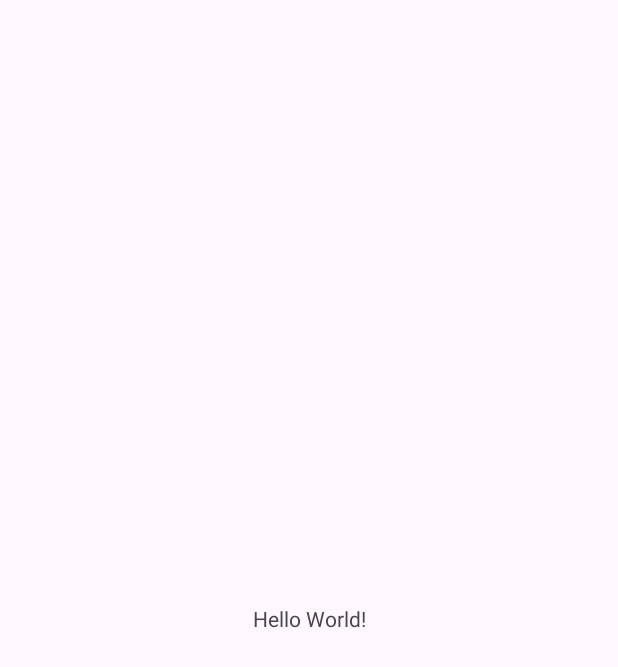
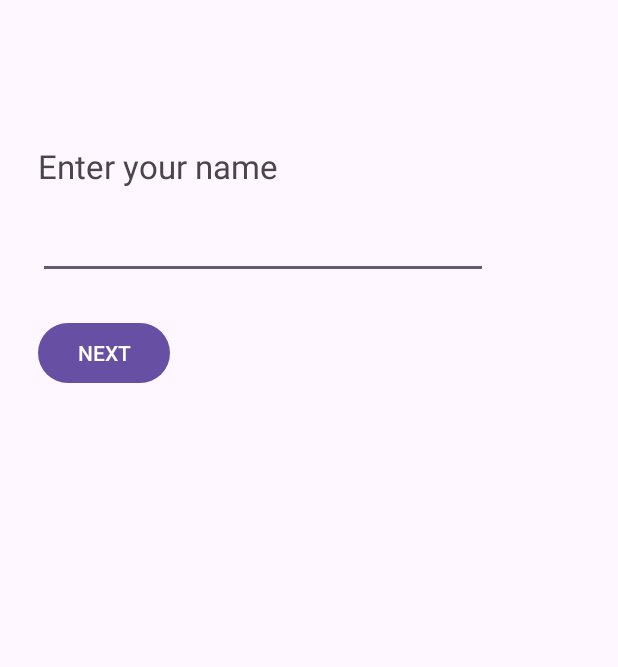
Before and after one commit to javaman97/Lab3, an Android app: the screen it shows after launch (MainActivity), on a phone screen of 412 x 824 dp. Before the commit the part shown is almost empty. Shown: the top 667 px of the screen. Run offline under Robolectric (Android 15) with nearby library versions, the phone set to English and light mode, and no system bars.

Commit message:
Initial Commit

```diff
--- a/app/build.gradle
+++ b/app/build.gradle
@@ -30,6 +30,9 @@ android {
     kotlinOptions {
         jvmTarget = '1.8'
     }
+    buildFeatures{
+        viewBinding = true
+    }
 }
 
 dependencies {
--- a/app/src/main/AndroidManifest.xml
+++ b/app/src/main/AndroidManifest.xml
@@ -13,6 +13,9 @@
         android:theme="@style/Theme.Lab3"
         tools:targetApi="31">
         <activity
+            android:name=".NameActivity"
+            android:exported="false" />
+        <activity
             android:name=".MainActivity"
             android:exported="true">
             <intent-filter>
--- a/app/src/main/java/com/example/lab3/MainActivity.kt
+++ b/app/src/main/java/com/example/lab3/MainActivity.kt
@@ -1,11 +1,52 @@
 package com.example.lab3
 
+import android.content.Context
+import android.content.Intent
+import android.content.SharedPreferences
 import androidx.appcompat.app.AppCompatActivity
 import android.os.Bundle
+import com.example.lab3.databinding.ActivityMainBinding
 
 class MainActivity : AppCompatActivity() {
+
+    private lateinit var binding:ActivityMainBinding
+    private lateinit var sharedPreferences: SharedPreferences
+
     override fun onCreate(savedInstanceState: Bundle?) {
         super.onCreate(savedInstanceState)
-        setContentView(R.layout.activity_main)
+        binding=ActivityMainBinding.inflate(layoutInflater)
+        setContentView(binding.root)
+
+        sharedPreferences = getSharedPreferences("MyPrefs", Context.MODE_PRIVATE)
+
+        binding.btnNext.setOnClickListener {
+            val name = binding.edtText.text.toString()
+            val intent = Intent(this, NameActivity::class.java)
+            intent.putExtra("name",name)
+            startActivityForResult(intent, 1)
+        }
+
+        val savedName = sharedPreferences.getString("name", "")
+        binding.edtText.setText(savedName)
+    }
+
+    override fun onPause() {
+        super.onPause()
+        val name = binding.edtText.text.toString()
+        val editor = sharedPreferences.edit()
+        editor.putString("name", name)
+        editor.apply()
+    }
+
+    override fun onActivityResult(requestCode: Int, resultCode: Int, data: Intent?) {
+        super.onActivityResult(requestCode, resultCode, data)
+
+        if (resultCode == 0) {
+            // User wants to change their name
+            // Handle the logic here
+        } else if (resultCode == 1) {
+            // User is happy, close the app
+            finish()
+        }
     }
 }
--- a/app/src/main/res/layout/activity_main.xml
+++ b/app/src/main/res/layout/activity_main.xml
@@ -7,12 +7,34 @@
     tools:context=".MainActivity">
 
     <TextView
+        android:id="@+id/textView"
         android:layout_width="wrap_content"
         android:layout_height="wrap_content"
-        android:text="Hello World!"
-        app:layout_constraintBottom_toBottomOf="parent"
-        app:layout_constraintEnd_toEndOf="parent"
+        android:layout_marginStart="25dp"
+        android:layout_marginTop="96dp"
+        android:text="@string/enter_your_name"
+        android:textSize="22sp"
         app:layout_constraintStart_toStartOf="parent"
         app:layout_constraintTop_toTopOf="parent" />
 
+    <EditText
+        android:id="@+id/edtText"
+        android:layout_width="300dp"
+        android:layout_height="35dp"
+        android:layout_marginStart="25dp"
+        android:layout_marginTop="25dp"
+        android:inputType="text"
+        app:layout_constraintStart_toStartOf="parent"
+        app:layout_constraintTop_toBottomOf="@+id/textView" />
+
+    <Button
+        android:id="@+id/btnNext"
+        android:layout_width="wrap_content"
+        android:layout_height="wrap_content"
+        android:layout_marginStart="25dp"
+        android:layout_marginTop="25dp"
+        android:text="@string/next"
+        app:layout_constraintStart_toStartOf="parent"
+        app:layout_constraintTop_toBottomOf="@+id/edtText" />
+
 </androidx.constraintlayout.widget.ConstraintLayout>
--- a/app/src/main/res/values/strings.xml
+++ b/app/src/main/res/values/strings.xml
@@ -1,3 +1,8 @@
 <resources>
     <string name="app_name">Lab3</string>
+    <string name="next">NEXT</string>
+    <string name="enter_your_name">Enter your name</string>
+    <string name="don_t_call_me_that">DON\'T CALL ME THAT</string>
+    <string name="thank_you">THANK YOU</string>
+    <string name="welcome">Welcome</string>
 </resources>
```
Also changed, not shown: app/src/main/java/com/example/lab3/NameActivity.kt (added, +28 -0 lines), app/src/main/res/layout/activity_name.xml (added, +41 -0 lines), 1 other file.
